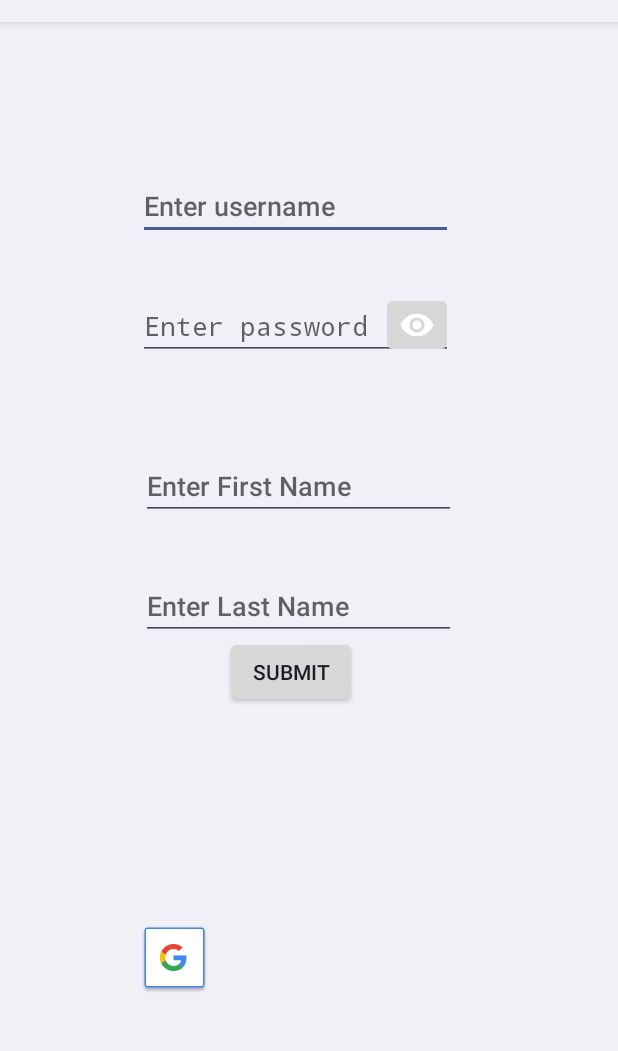
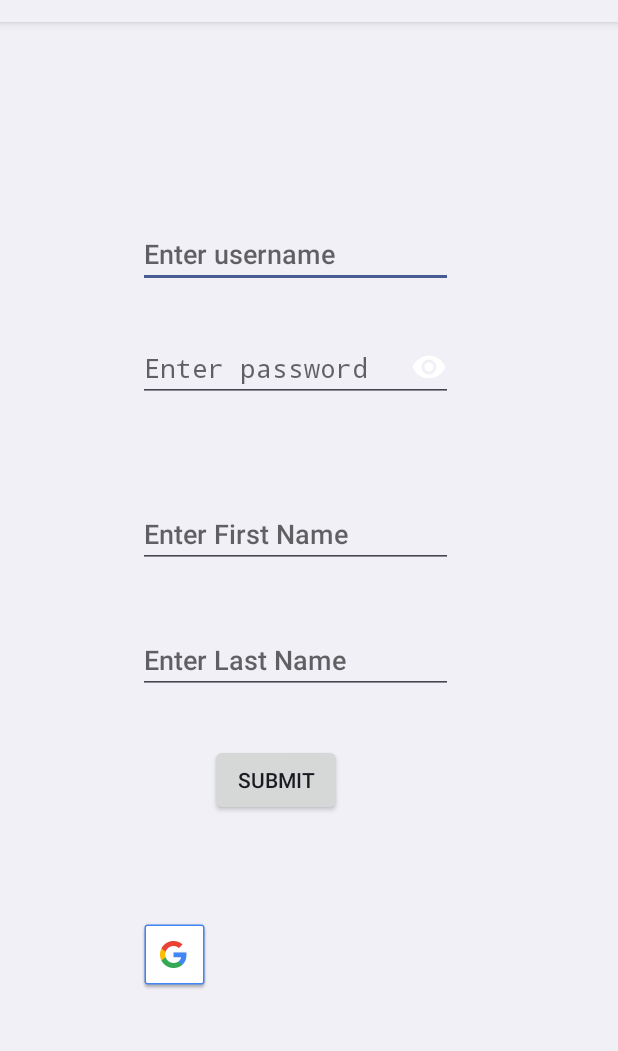
Before and after one commit to ladybando/WhOlSum, an Android app: the fragment RegistrationFragment shown on its own in the app's theme, on a phone screen of 412 x 824 dp, the part 62-1113 px from its top. Run offline under Robolectric (Android 15) with nearby library versions, the phone set to English and light mode, and no system bars.

Commit message:
update registration ui

```diff
--- a/app/src/main/java/com/example/android/wholsum/register/RegistrationFragment.kt
+++ b/app/src/main/java/com/example/android/wholsum/register/RegistrationFragment.kt
@@ -16,7 +16,7 @@ class RegistrationFragment : Fragment() {
         // Inflate the layout for this fragment
         return inflater.inflate(R.layout.fragment_registration, container, false)
     }
-
+//TODO add onclick listener to drawable https://stackoverflow.com/questions/33650575/click-listener-for-drawableleft-in-edittext-in-android
   /*
   fun showPassword(){
     showHideBtn.setOnClickListener {
--- a/app/src/main/java/com/example/android/wholsum/ui/MainLandingFragment.kt
+++ b/app/src/main/java/com/example/android/wholsum/ui/MainLandingFragment.kt
@@ -62,6 +62,7 @@ class MainLandingFragment : Fragment() {
                     true
                 }
                 R.id.register -> {
+                    findNavController().navigate(R.id.action_mainLandingFragment_to_registrationFragment)
                     true
                 }
                 else -> false
--- a/app/src/main/res/layout/fragment_registration.xml
+++ b/app/src/main/res/layout/fragment_registration.xml
@@ -11,7 +11,7 @@
         android:layout_width="210dp"
         android:layout_height="wrap_content"
         android:layout_marginStart="92dp"
-        android:layout_marginTop="100dp"
+        android:layout_marginTop="132dp"
         android:hint="@string/username"
         app:layout_constraintStart_toStartOf="parent"
         app:layout_constraintTop_toTopOf="parent" />
@@ -21,9 +21,10 @@
         android:layout_width="210dp"
         android:layout_height="wrap_content"
         android:layout_marginStart="92dp"
-        android:layout_marginTop="180dp"
+        android:layout_marginTop="208dp"
         android:hint="@string/password"
         android:inputType="textPassword"
+        android:drawableEnd="@drawable/ic_show_info"
         app:layout_constraintStart_toStartOf="parent"
         app:layout_constraintTop_toTopOf="parent" />
 
@@ -31,38 +32,36 @@
         android:id="@+id/etFname"
         android:layout_width="210dp"
         android:layout_height="wrap_content"
-        android:layout_marginEnd="108dp"
-        android:layout_marginBottom="436dp"
+        android:layout_marginStart="92dp"
+        android:layout_marginBottom="404dp"
         android:hint="@string/first_name"
         app:layout_constraintBottom_toBottomOf="parent"
-        app:layout_constraintEnd_toEndOf="parent" />
+        app:layout_constraintEnd_toEndOf="parent"
+        app:layout_constraintHorizontal_bias="0.0"
+        app:layout_constraintStart_toStartOf="parent" />
 
-    <ImageButton
-        android:layout_width="wrap_content"
-        android:layout_height="wrap_content"
-        android:src="@drawable/ic_show_info"
-        app:layout_constraintEnd_toEndOf="@+id/tvPassword"
-        app:layout_constraintTop_toTopOf="@+id/tvPassword" />
 
     <EditText
         android:id="@+id/etLname"
         android:layout_width="210dp"
         android:layout_height="wrap_content"
-        android:layout_marginEnd="108dp"
-        android:layout_marginBottom="356dp"
+        android:layout_marginStart="92dp"
+        android:layout_marginBottom="320dp"
         android:hint="@string/last_name"
         app:layout_constraintBottom_toBottomOf="parent"
-        app:layout_constraintEnd_toEndOf="parent" />
+        app:layout_constraintEnd_toEndOf="parent"
+        app:layout_constraintHorizontal_bias="0.0"
+        app:layout_constraintStart_toStartOf="parent" />
 
     <Button
         android:id="@+id/submit_button"
         android:layout_width="wrap_content"
         android:layout_height="wrap_content"
         android:layout_marginStart="140dp"
-        android:layout_marginTop="184dp"
+        android:layout_marginTop="228dp"
         android:text="@string/submit"
         app:layout_constraintEnd_toEndOf="parent"
-        app:layout_constraintHorizontal_bias="0.054"
+        app:layout_constraintHorizontal_bias="0.0"
         app:layout_constraintStart_toStartOf="parent"
         app:layout_constraintTop_toBottomOf="@+id/tvPassword" />
 
@@ -73,6 +72,7 @@
         android:layout_height="0dp"
         android:layout_marginEnd="268dp"
         android:layout_marginBottom="120dp"
+        android:padding="2dp"
         android:contentDescription="@string/desc_firebase_lockup"
         android:src="@drawable/common_google_signin_btn_icon_dark"
         app:layout_constraintBottom_toBottomOf="parent"
--- a/app/src/main/res/navigation/nav_graph.xml
+++ b/app/src/main/res/navigation/nav_graph.xml
@@ -13,6 +13,9 @@
         <action
             android:id="@+id/action_mainLandingFragment_to_loginFragment"
             app:destination="@id/loginFragment" />
+        <action
+            android:id="@+id/action_mainLandingFragment_to_registrationFragment"
+            app:destination="@id/registrationFragment" />
     </fragment>
     <fragment
         android:id="@+id/loginFragment"
@@ -23,4 +26,13 @@
             android:id="@+id/action_loginFragment_to_mainLandingFragment"
             app:destination="@id/mainLandingFragment" />
     </fragment>
+    <fragment
+        android:id="@+id/registrationFragment"
+        android:name="com.example.android.wholsum.register.RegistrationFragment"
+        android:label="RegistrationFragment"
+        tools:layout="@layout/fragment_registration">
+        <action
+            android:id="@+id/action_registrationFragment_to_mainLandingFragment"
+            app:destination="@id/mainLandingFragment" />
+    </fragment>
 </navigation>
```
